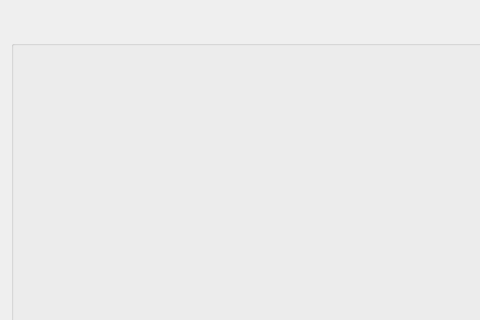
kevteg/blackjack, file panel_juego.ui: the form before one commit; both pictures show x 0 to 480 and y 0 to 320 of the 763 by 432 pixel window.
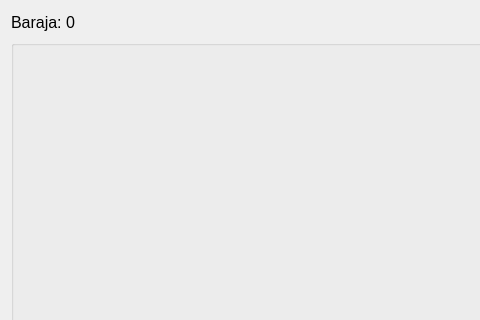
The form after the commit.

Commit message: Correciones del juego

Diff of the .ui file:
```diff
--- a/panel_juego.ui
+++ b/panel_juego.ui
@@ -18,6 +18,19 @@
     <layout class="QVBoxLayout" name="verticalLayout">
      <item>
       <layout class="QHBoxLayout" name="horizontalLayout">
+       <item>
+        <widget class="QLabel" name="barajalabel">
+         <property name="font">
+          <font>
+           <family>Ubuntu</family>
+           <pointsize>12</pointsize>
+          </font>
+         </property>
+         <property name="text">
+          <string>Baraja: 0</string>
+         </property>
+        </widget>
+       </item>
        <item>
         <spacer name="header">
          <property name="orientation">
```
The commit also changes 9 other files.
